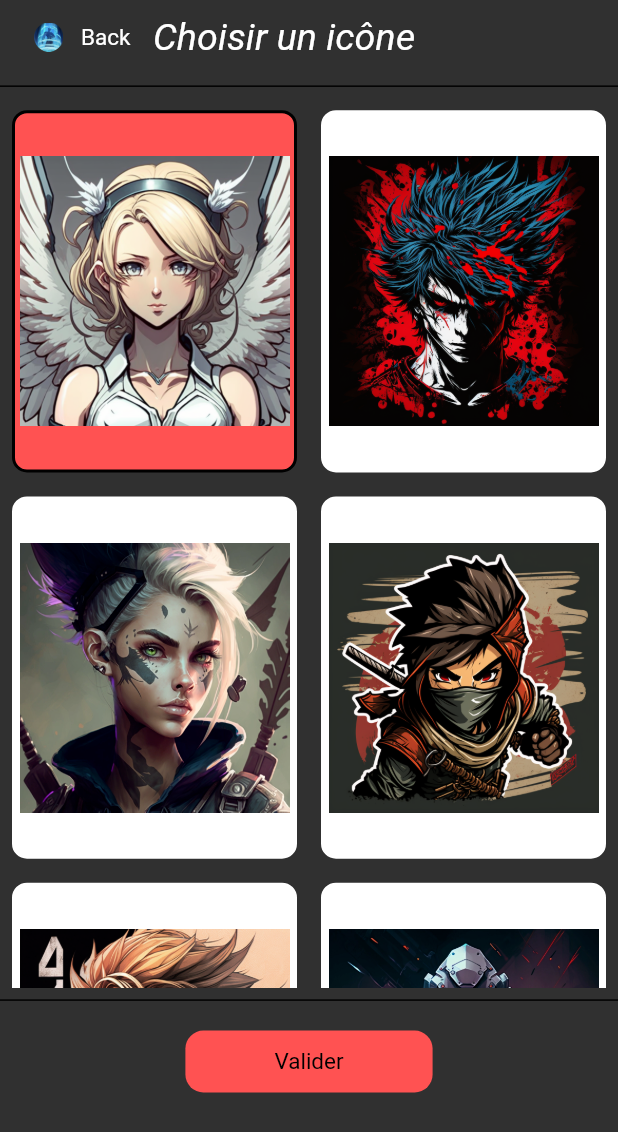
After one commit to nathanaelto/otaku_library, a Flutter app: the ChangeIconProfileScreen screen opened by its route, on a phone screen of 412 x 824 dp. The commit adds this screen. Shown: the top 1132 px of the screen. Run offline on Flutter 3.47's test engine with Material 2 defaults, Android fonts, the phone set to English and light mode, and no system bars; our stand-ins replace flutter_secure_storage, form_field_validator; missing offline and left inert: dart:ffi; accounts and stored records are empty.

Commit message:
Change icon profile

```diff
--- /dev/null
+++ b/lib/in_app/profile/change_icon_profile.screen.dart
@@ -0,0 +1,128 @@
+import 'package:OtakuLibrary/core/services/secure_storage/profil/profile.dao.dart';
+import 'package:OtakuLibrary/in_app/profile/widgets/icon_option.dart';
+import 'package:OtakuLibrary/shared/widgets/buttons/otaku_text_button.dart';
+import 'package:OtakuLibrary/shared/widgets/buttons/recall_back_button.dart';
+import 'package:OtakuLibrary/shared/widgets/toast.dart';
+import 'package:flutter/material.dart';
+
+class ChangeIconProfileScreen extends StatefulWidget {
+  static const String routeName = '/changeIconProfile';
+
+  const ChangeIconProfileScreen({Key? key}) : super(key: key);
+
+  @override
+  State<ChangeIconProfileScreen> createState() =>
+      _ChangeIconProfileScreenState();
+}
+
+class _ChangeIconProfileScreenState extends State<ChangeIconProfileScreen> {
+  int _iconSelected = 0;
+
+  final List<String> listIcons = [
+    "assets/icon/angel.png",
+    "assets/icon/demon.png",
+    "assets/icon/elfe.png",
+    "assets/icon/ninja.png",
+    "assets/icon/sayan.png",
+    "assets/icon/robot.png",
+    "assets/icon/samurai.png",
+    "assets/icon/dragon.png",
+  ];
+
+  @override
+  Widget build(BuildContext context) {
+    return WillPopScope(
+      onWillPop: () async {
+        Navigator.of(context).pop();
+        return false;
+      },
+      child: Scaffold(
+        body: SafeArea(
+          child: Column(
+            mainAxisAlignment: MainAxisAlignment.start,
+            crossAxisAlignment: CrossAxisAlignment.stretch,
+            children: [
+              SizedBox(
+                height: MediaQuery.of(context).size.height * 0.06,
+                child: Row(
+                  children: [
+                    RecallBackButton(
+                      onBack: () => Navigator.of(context).pop(),
+                    ),
+                    Text(
+                      "Choisir un icône",
+                      style: Theme.of(context).textTheme.headline2!.copyWith(
+                            fontSize: 25,
+                          ),
+                    ),
+                  ],
+                ),
+              ),
+              const Divider(
+                color: Colors.black,
+                thickness: 1,
+              ),
+              SizedBox(
+                height: MediaQuery.of(context).size.height * 0.72,
+                child: SingleChildScrollView(
+                  child: GridView.builder(
+                    shrinkWrap: true,
+                    physics: const NeverScrollableScrollPhysics(),
+                    itemCount: listIcons.length,
+                    gridDelegate: const SliverGridDelegateWithFixedCrossAxisCount(
+                      crossAxisCount: 2,
+                      childAspectRatio: 0.8,
+                    ),
+                    itemBuilder: (BuildContext context, int index) {
+                      return IconOption(
+                        iconPath: listIcons[index],
+                        isSelected: _iconSelected == index,
+                        onTap: () => _onIconSelected(index),
+                      );
+                    },
+                  ),
+                ),
+              ),
+              const Divider(
+                color: Colors.black,
+                thickness: 1,
+              ),
+              SizedBox(
+                height: MediaQuery.of(context).size.height * 0.08,
+                child: Center(
+                  child: OtakuTextButton(
+                    text: "Valider",
+                    onPressed: _onValidate,
+                  ),
+                ),
+              ),
+            ],
+          ),
+        ),
+      ),
+    );
+  }
+
+  void _onIconSelected(int index) {
+    setState(() {
+      _iconSelected = index;
+    });
+  }
+
+  void _onValidate() async {
+    try {
+      await ProfileDao.storeProfile(listIcons[_iconSelected]);
+    } catch (e) {
+      _displayToast();
+    }
+    _back();
+  }
+
+  void _displayToast() {
+    Toast.show("Erreur lors de la sauvegarde de l'icône", context, duration: 5, backgroundColor: Colors.red);
+  }
+
+  void _back() {
+    Navigator.of(context).pop(listIcons[_iconSelected]);
+  }
+}
--- /dev/null
+++ b/lib/in_app/profile/widgets/icon_option.dart
@@ -0,0 +1,47 @@
+import 'package:flutter/material.dart';
+
+class IconOption extends StatelessWidget {
+  final String iconPath;
+  final bool isSelected;
+  final VoidCallback onTap;
+
+  const IconOption(
+      {Key? key,
+      required this.iconPath,
+      required this.isSelected,
+      required this.onTap})
+      : super(key: key);
+
+  @override
+  Widget build(BuildContext context) {
+    return GestureDetector(
+      onTap: onTap,
+      child: Padding(
+        padding: const EdgeInsets.all(8.0),
+        child: Container(
+          decoration: BoxDecoration(
+            color: isSelected ?
+              Theme.of(context).colorScheme.tertiary :
+              Theme.of(context).colorScheme.secondary
+            ,
+            borderRadius: BorderRadius.circular(10),
+            border: Border.all(
+              color: isSelected ?
+                Theme.of(context).colorScheme.primary :
+                Theme.of(context).colorScheme.secondary
+              ,
+              width: 2,
+            ),
+          ),
+          child: Center(
+            child: Image.asset(
+              iconPath,
+              width: 180,
+              height: 180,
+            ),
+          ),
+        ),
+      ),
+    );
+  }
+}
--- a/lib/main.dart
+++ b/lib/main.dart
@@ -9,6 +9,7 @@ import 'package:OtakuLibrary/core/services/secure_storage/authentication/authent
 import 'package:OtakuLibrary/in_app/book/book.screen.dart';
 import 'package:OtakuLibrary/in_app/chapter/chapter_reader.screen.dart';
 import 'package:OtakuLibrary/in_app/home/home.screen.dart';
+import 'package:OtakuLibrary/in_app/profile/change_icon_profile.screen.dart';
 import 'package:OtakuLibrary/shared/otaku_library_theme.dart';
 import 'package:OtakuLibrary/welcome.screen.dart';
 import 'package:flutter/material.dart';
@@ -70,6 +71,7 @@ class OtakuLibraryApp extends StatelessWidget {
         BookScreen.routeName: (context) => const BookScreen(),
         ChangePasswordScreen.routeName: (context) => ChangePasswordScreen(),
         ChapterReaderScreen.routeName: (context) => ChapterReaderScreen(),
+        ChangeIconProfileScreen.routeName: (context) => ChangeIconProfileScreen(),
       }
     );
   }
```
Also changed, not shown: lib/in_app/home/widgets/profile.view.dart (+66 -13 lines), assets/icon/default-profile-image.jpg (added), assets/icon/dragon.png (added), assets/icon/robot.png (added), assets/icon/samurai.png (added).
